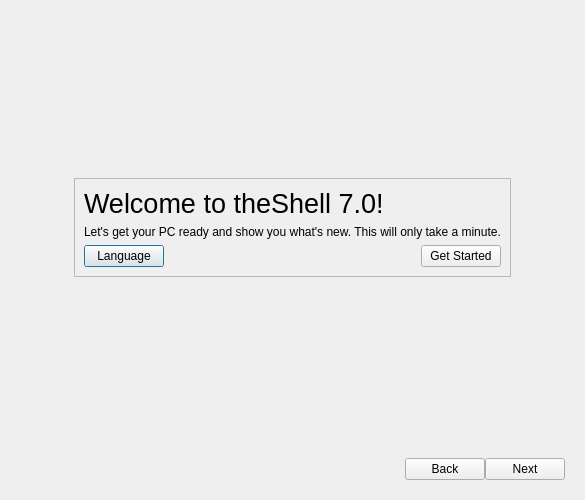
First picture: the form in onboarding.ui, repository vicr123/theshell, before the edit.
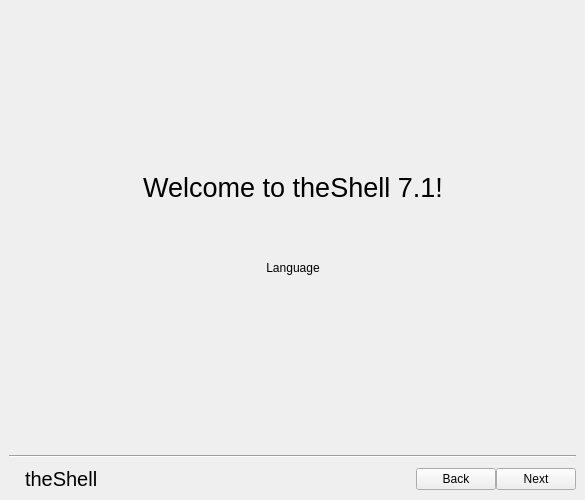
Second picture: the form after the edit. Icons and pictures are not drawn. Custom widgets are drawn as their Qt base class.

Patch:
```diff
--- a/onboarding.ui
+++ b/onboarding.ui
@@ -14,6 +14,18 @@
    <string notr="true">Dialog</string>
   </property>
   <layout class="QVBoxLayout" name="verticalLayout">
+   <property name="leftMargin">
+    <number>0</number>
+   </property>
+   <property name="topMargin">
+    <number>0</number>
+   </property>
+   <property name="rightMargin">
+    <number>0</number>
+   </property>
+   <property name="bottomMargin">
+    <number>0</number>
+   </property>
    <item>
     <widget class="AnimatedStackedWidget" name="exitStackedWidget">
      <property name="currentIndex">
@@ -97,12 +109,15 @@
            <item row="1" column="1">
             <widget class="QFrame" name="frame">
              <property name="frameShape">
-              <enum>QFrame::StyledPanel</enum>
+              <enum>QFrame::NoFrame</enum>
              </property>
              <property name="frameShadow">
               <enum>QFrame::Raised</enum>
              </property>
              <layout class="QVBoxLayout" name="verticalLayout_2">
+              <property name="spacing">
+               <number>20</number>
+              </property>
               <item>
                <widget class="QLabel" name="welcomeLabel">
                 <property name="font">
@@ -111,21 +126,40 @@
                  </font>
                 </property>
                 <property name="text">
-                 <string notr="true">Welcome to theShell 7.0!</string>
+                 <string notr="true">Welcome to theShell 7.1!</string>
+                </property>
+                <property name="alignment">
+                 <set>Qt::AlignCenter</set>
                 </property>
                </widget>
               </item>
               <item>
-               <widget class="QLabel" name="label_11">
+               <widget class="QLabel" name="tsLogo">
                 <property name="text">
-                 <string>Let's get your PC ready and show you what's new. This will only take a minute.</string>
+                 <string notr="true"/>
+                </property>
+                <property name="alignment">
+                 <set>Qt::AlignCenter</set>
                 </property>
                </widget>
               </item>
               <item>
                <layout class="QHBoxLayout" name="horizontalLayout_2">
                 <item>
-                 <widget class="QPushButton" name="changeLanguageButton">
+                 <spacer name="horizontalSpacer">
+                  <property name="orientation">
+                   <enum>Qt::Horizontal</enum>
+                  </property>
+                  <property name="sizeHint" stdset="0">
+                   <size>
+                    <width>40</width>
+                    <height>20</height>
+                   </size>
+                  </property>
+                 </spacer>
+                </item>
+                <item>
+                 <widget class="QToolButton" name="changeLanguageButton">
                   <property name="text">
                    <string notr="true">Language</string>
                   </property>
@@ -133,6 +167,18 @@
                    <iconset theme="preferences-system-locale">
                     <normaloff>.</normaloff>.</iconset>
                   </property>
+                  <property name="iconSize">
+                   <size>
+                    <width>32</width>
+                    <height>32</height>
+                   </size>
+                  </property>
+                  <property name="toolButtonStyle">
+                   <enum>Qt::ToolButtonTextUnderIcon</enum>
+                  </property>
+                  <property name="autoRaise">
+                   <bool>true</bool>
+                  </property>
                  </widget>
                 </item>
                 <item>
@@ -148,17 +194,6 @@
                   </property>
                  </spacer>
                 </item>
-                <item>
-                 <widget class="QPushButton" name="nextButtonFirstPage">
-                  <property name="text">
-                   <string>Get Started</string>
-                  </property>
-                  <property name="icon">
-                   <iconset theme="go-next">
-                    <normaloff>.</normaloff>.</iconset>
-                  </property>
-                 </widget>
-                </item>
                </layout>
               </item>
              </layout>
@@ -547,32 +582,14 @@
                </widget>
               </item>
               <item>
-               <layout class="QHBoxLayout" name="horizontalLayout_3">
-                <item>
-                 <spacer name="horizontalSpacer_7">
-                  <property name="orientation">
-                   <enum>Qt::Horizontal</enum>
-                  </property>
-                  <property name="sizeHint" stdset="0">
-                   <size>
-                    <width>40</width>
-                    <height>20</height>
-                   </size>
-                  </property>
-                 </spacer>
-                </item>
-                <item>
-                 <widget class="QPushButton" name="beginButton">
-                  <property name="text">
-                   <string>BEGIN!</string>
-                  </property>
-                  <property name="icon">
-                   <iconset theme="go-next">
-                    <normaloff>.</normaloff>.</iconset>
-                  </property>
-                 </widget>
-                </item>
-               </layout>
+               <widget class="QLabel" name="label_11">
+                <property name="text">
+                 <string>You're ready to start using theShell.</string>
+                </property>
+                <property name="alignment">
+                 <set>Qt::AlignCenter</set>
+                </property>
+               </widget>
               </item>
              </layout>
             </widget>
@@ -607,50 +624,6 @@
          </widget>
         </widget>
        </item>
-       <item>
-        <widget class="QFrame" name="buttonBox">
-         <layout class="QHBoxLayout" name="horizontalLayout">
-          <property name="spacing">
-           <number>0</number>
-          </property>
-          <item>
-           <spacer name="horizontalSpacer">
-            <property name="orientation">
-             <enum>Qt::Horizontal</enum>
-            </property>
-            <property name="sizeHint" stdset="0">
-             <size>
-              <width>40</width>
-              <height>20</height>
-             </size>
-            </property>
-           </spacer>
-          </item>
-          <item>
-           <widget class="QPushButton" name="backButton">
-            <property name="text">
-             <string>Back</string>
-            </property>
-            <property name="icon">
-             <iconset theme="go-previous">
-              <normaloff>.</normaloff>.</iconset>
-            </property>
-           </widget>
-          </item>
-          <item>
-           <widget class="QPushButton" name="nextButton">
-            <property name="text">
-             <string>Next</string>
-            </property>
-            <property name="icon">
-             <iconset theme="go-next">
-              <normaloff>.</normaloff>.</iconset>
-            </property>
-           </widget>
-          </item>
-         </layout>
-        </widget>
-       </item>
       </layout>
      </widget>
      <widget class="QWidget" name="page_8">
@@ -768,6 +741,96 @@
      </widget>
     </widget>
    </item>
+   <item>
+    <widget class="QFrame" name="buttonBox">
+     <property name="frameShape">
+      <enum>QFrame::NoFrame</enum>
+     </property>
+     <property name="frameShadow">
+      <enum>QFrame::Raised</enum>
+     </property>
+     <layout class="QVBoxLayout" name="verticalLayout_13">
+      <property name="spacing">
+       <number>9</number>
+      </property>
+      <property name="topMargin">
+       <number>0</number>
+      </property>
+      <item>
+       <widget class="Line" name="line">
+        <property name="orientation">
+         <enum>Qt::Horizontal</enum>
+        </property>
+       </widget>
+      </item>
+      <item>
+       <layout class="QHBoxLayout" name="horizontalLayout_7">
+        <item>
+         <widget class="QLabel" name="iconLabel">
+          <property name="text">
+           <string/>
+          </property>
+         </widget>
+        </item>
+        <item>
+         <widget class="QLabel" name="osNameLabel">
+          <property name="font">
+           <font>
+            <pointsize>15</pointsize>
+           </font>
+          </property>
+          <property name="text">
+           <string notr="true">theShell</string>
+          </property>
+         </widget>
+        </item>
+        <item>
+         <spacer name="horizontalSpacer_14">
+          <property name="orientation">
+           <enum>Qt::Horizontal</enum>
+          </property>
+          <property name="sizeHint" stdset="0">
+           <size>
+            <width>40</width>
+            <height>20</height>
+           </size>
+          </property>
+         </spacer>
+        </item>
+        <item>
+         <layout class="QHBoxLayout" name="horizontalLayout">
+          <property name="spacing">
+           <number>0</number>
+          </property>
+          <item>
+           <widget class="QPushButton" name="backButton">
+            <property name="text">
+             <string>Back</string>
+            </property>
+            <property name="icon">
+             <iconset theme="go-previous">
+              <normaloff>.</normaloff>.</iconset>
+            </property>
+           </widget>
+          </item>
+          <item>
+           <widget class="QPushButton" name="nextButton">
+            <property name="text">
+             <string>Next</string>
+            </property>
+            <property name="icon">
+             <iconset theme="go-next">
+              <normaloff>.</normaloff>.</iconset>
+            </property>
+           </widget>
+          </item>
+         </layout>
+        </item>
+       </layout>
+      </item>
+     </layout>
+    </widget>
+   </item>
   </layout>
  </widget>
  <customwidgets>
```
Left out of the diff: 66 changed lines with no effect on the pictures.
